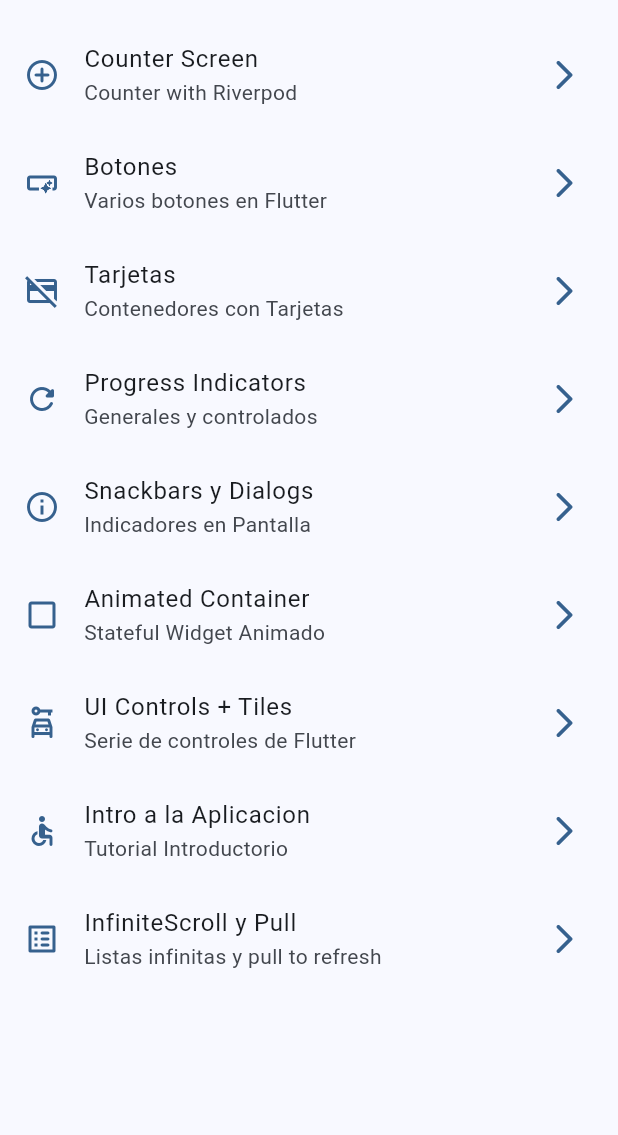
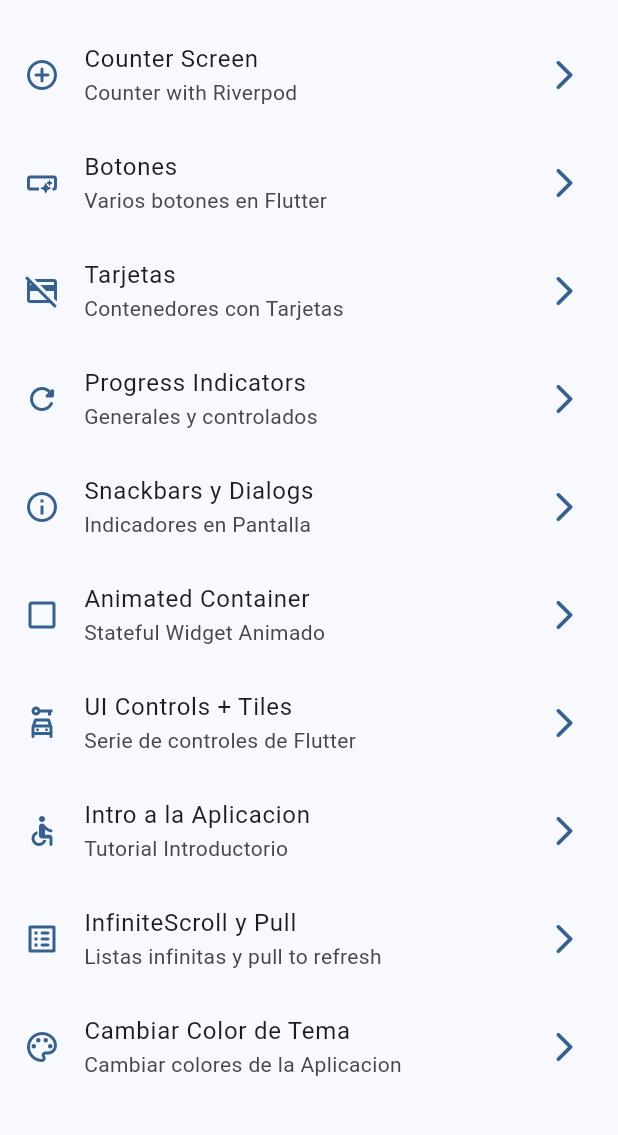
Before and after one commit to RiosHectorM/widgets_tools, a Flutter app: the screen it shows after launch, on a phone screen of 412 x 824 dp, the part 63-1198 px from its top. Run offline on Flutter 3.47's test engine with Material 3 defaults, Android fonts, the phone set to English and light mode, and no system bars; our stand-ins replace animate_do, flutter_riverpod, go_router.

Commit message:
Color Theme In Progress

```diff
--- a/lib/config/menu/menu_items.dart
+++ b/lib/config/menu/menu_items.dart
@@ -68,4 +68,10 @@
     link: '/infinite-scroll',
     icon: Icons.list_alt_rounded,
     ),
+    MenuItem(
+    title: 'Cambiar Color de Tema',
+    subTitle: 'Cambiar colores de la Aplicacion',
+    link: '/theme-changer',
+    icon: Icons.color_lens_outlined
+    ),
 ];
--- a/lib/config/presentation/providers/theme_provider.dart
+++ b/lib/config/presentation/providers/theme_provider.dart
@@ -1,3 +1,6 @@
 import 'package:flutter_riverpod/flutter_riverpod.dart';
+import 'package:widgets_tools/config/theme/app_theme.dart';
 
 final isDarkModeProvider = StateProvider((ref) => false);
+
+final colorListProvider = Provider((ref) => colorList);
--- a/lib/config/presentation/screens/screens.dart
+++ b/lib/config/presentation/screens/screens.dart
@@ -1,10 +1,11 @@
-export 'package:widgets_tools/config/presentation/screens/counter/counter_screen.dart';
 export 'package:widgets_tools/config/presentation/screens/animated/animated_screen.dart';
 export 'package:widgets_tools/config/presentation/screens/app_tutorial/app_tutorial_screen.dart';
 export 'package:widgets_tools/config/presentation/screens/buttons/buttons_screen.dart';
 export 'package:widgets_tools/config/presentation/screens/cards/cards_screen.dart';
+export 'package:widgets_tools/config/presentation/screens/counter/counter_screen.dart';
 export 'package:widgets_tools/config/presentation/screens/home/home_screen.dart';
 export 'package:widgets_tools/config/presentation/screens/infinite_scroll/infinite_scroll_screen.dart';
 export 'package:widgets_tools/config/presentation/screens/progress/progress_screen.dart';
 export 'package:widgets_tools/config/presentation/screens/snackbar/snackbar_screen.dart';
+export 'package:widgets_tools/config/presentation/screens/theme_changer/theme_changer_screen.dart';
 export 'package:widgets_tools/config/presentation/screens/ui_controls/ui_controls_screen.dart';
--- a/lib/config/router/app_router.dart
+++ b/lib/config/router/app_router.dart
@@ -46,5 +46,9 @@
       path: '/counter-screen',
       builder: (context, state) => const CounterScreen(),
     ),
+    GoRoute(
+      path: '/theme-changer',
+      builder: (context, state) => const ThemeChangerScreen(),
+    ),
   ],
 );
```
Also changed, not shown: lib/config/presentation/screens/theme_changer/theme_changer_screen.dart (added, +49 -0 lines).
